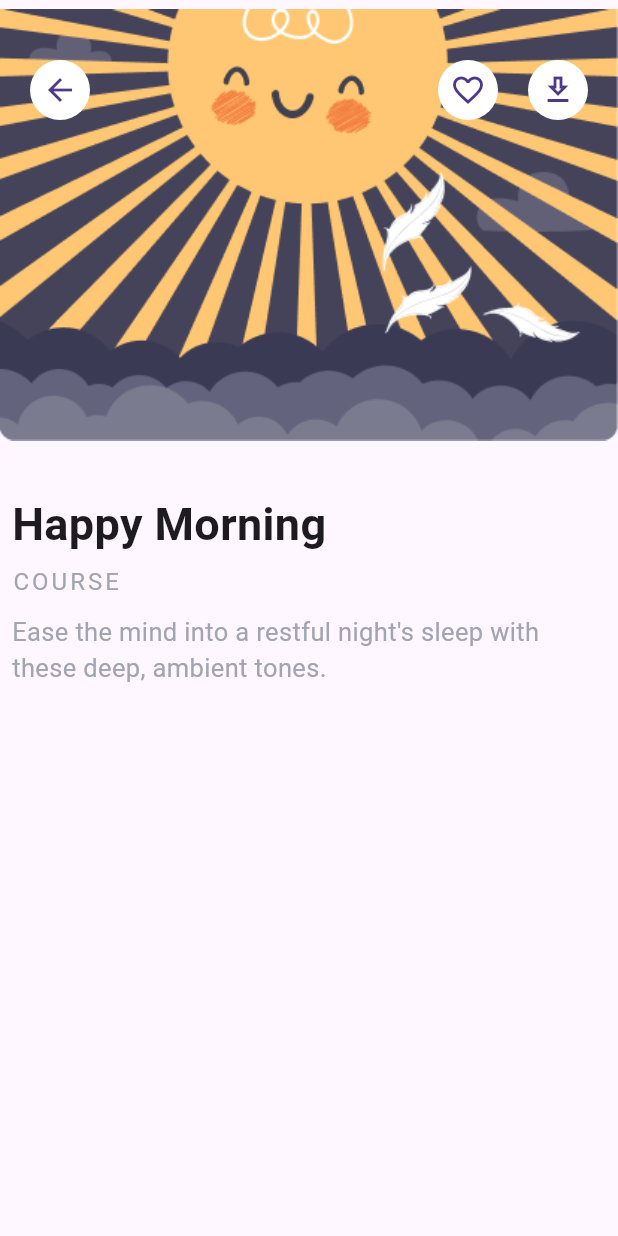
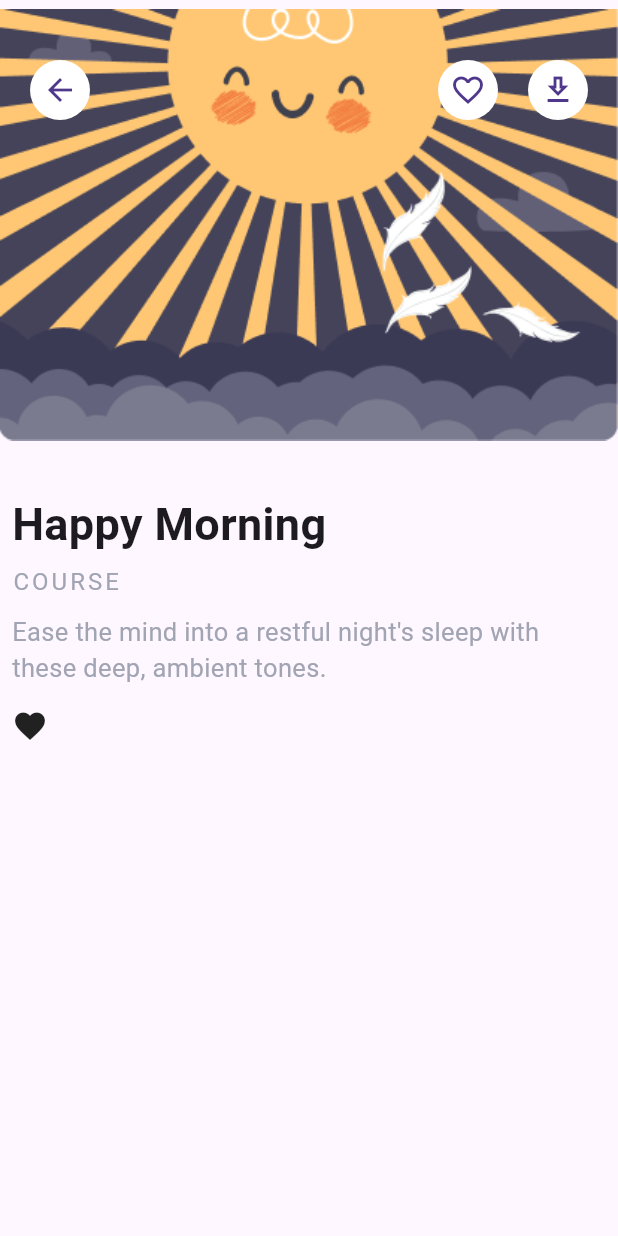
Before and after one commit to AthiraaAthi/meditation_app_Ui, a Flutter app: the CourseScreen screen opened directly, on a phone screen of 412 x 824 dp. Run offline on Flutter 3.47's test engine with Material 3 defaults, Android fonts, the phone set to English and light mode, and no system bars.

Commit message:
Added a favorite icon to the Row widget in CourseScreen for enhanced user interaction.

```diff
--- a/lib/view/home/course_screen.dart
+++ b/lib/view/home/course_screen.dart
@@ -80,7 +80,11 @@ class _CourseScreenState extends State<CourseScreen> {
                   ),
                   SizedBox(height: 15),
                   Row(
-                    children: [],
+                    children: [
+                      Icon(
+                        Icons.favorite,
+                      ),
+                    ],
                   )
                 ],
               ),
```
